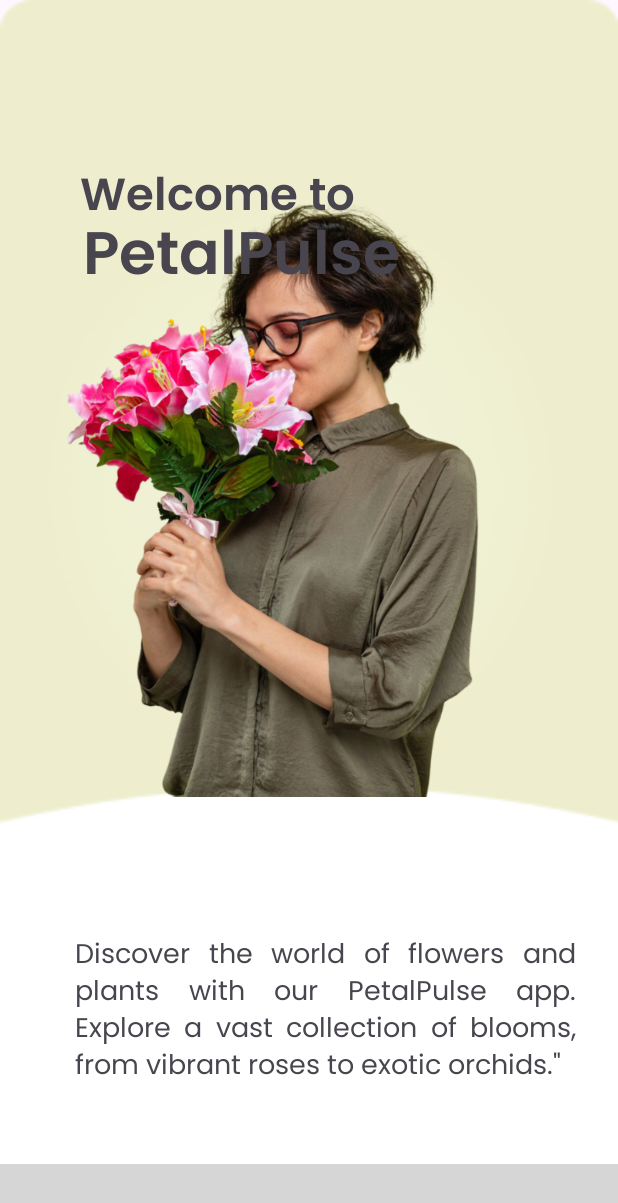
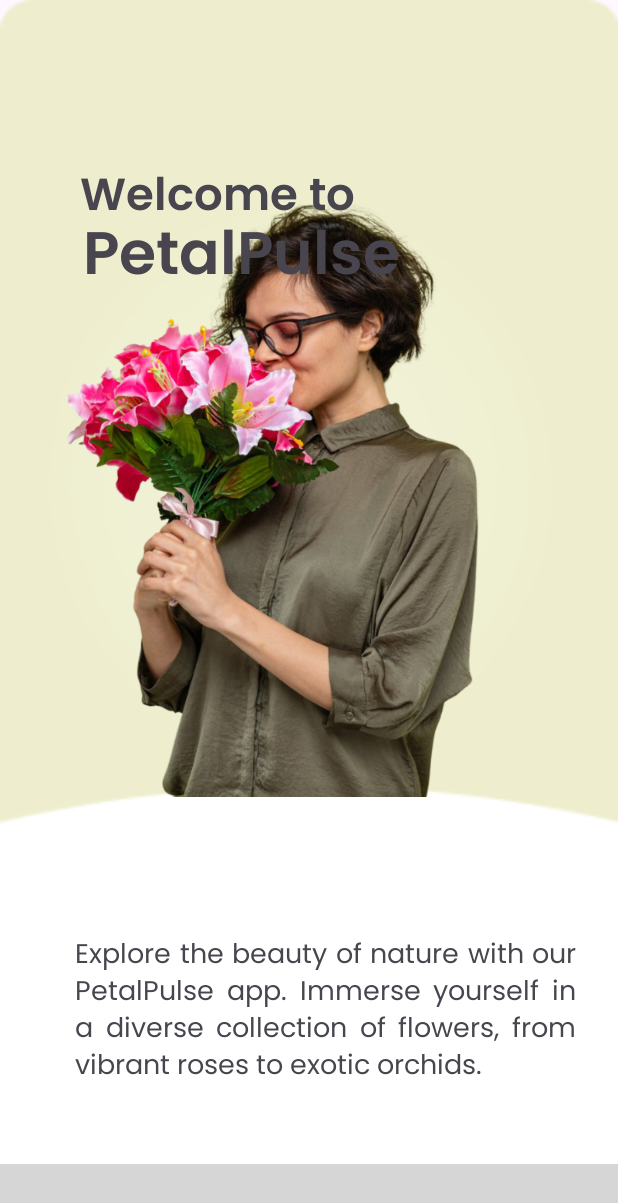
Before and after one commit to miguelcarlofajardo/PetalPulse_ICS26011, an Android app: the screen it shows after launch (MainActivity), on a phone screen of 412 x 824 dp. Shown: the top 1203 px of the screen. Run offline under Robolectric (Android 15) with nearby library versions, the phone set to English and light mode, and no system bars; libraries missing offline, so code that uses them is left out: me.relex.circleindicator; plain views replace CircleIndicator3; 2 statements that could not run were skipped; grey boxes are pictures that could not be loaded.

Commit message:
Additional Images for the ViewPager

```diff
--- a/app/src/main/java/com/example/finalproject_3ite/MainActivity.kt
+++ b/app/src/main/java/com/example/finalproject_3ite/MainActivity.kt
@@ -39,9 +39,12 @@ class MainActivity : AppCompatActivity() {
     }
 
     private fun postToList(){
-        for (i in 1..5){
-            addToList("PetalPulse","Discover the world of flowers and plants with our PetalPulse app. Explore a vast collection of blooms, from vibrant roses to exotic orchids.\"\n"
-                    ,R.drawable.womanflowers)
-        }
+        addToList("PetalPulse", "Explore the beauty of nature with our PetalPulse app. Immerse yourself in a diverse collection of flowers, from vibrant roses to exotic orchids.", R.drawable.womanflowers)
+        addToList("PetalPulse", "Embark on a floral journey with our PetalPulse app. Discover a spectrum of blooms, from lively roses to captivating orchids.", R.drawable.woman)
+        addToList("PetalPulse", "Indulge in the world of flowers with PetalPulse. Experience a rich assortment of blooms, from dynamic roses to alluring orchids.", R.drawable.women2)
+        addToList("PetalPulse", "Immerse yourself in nature's wonders with PetalPulse. Explore an array of blooms, from playful roses to enchanting orchids.", R.drawable.child)
+        addToList("PetalPulse", "Dive into the realm of flowers with PetalPulse. Witness a variety of blooms, from majestic roses to graceful orchids.", R.drawable.man)
+
+
     }
 }
--- a/app/src/main/res/layout/activity_login.xml
+++ b/app/src/main/res/layout/activity_login.xml
@@ -5,7 +5,7 @@
     android:layout_width="match_parent"
     android:layout_height="match_parent"
     tools:context=".LoginActivity"
-    android:background="@drawable/logbg">
+    android:background="@drawable/logregbg">
 
     <ImageView
         android:id="@+id/imgLogo"
--- a/app/src/main/res/layout/activity_register.xml
+++ b/app/src/main/res/layout/activity_register.xml
@@ -5,7 +5,7 @@
     android:layout_width="match_parent"
     android:layout_height="match_parent"
     tools:context=".RegisterActivity"
-    android:background="@drawable/logbg">
+    android:background="@drawable/logregbg">
 
     <Button
         android:id="@+id/btnLogin2"
```
Also changed, not shown: app/src/main/res/drawable/child.png (added), app/src/main/res/drawable/man.png (added), app/src/main/res/drawable/regbg.png (added), app/src/main/res/drawable/women2.png (added).
